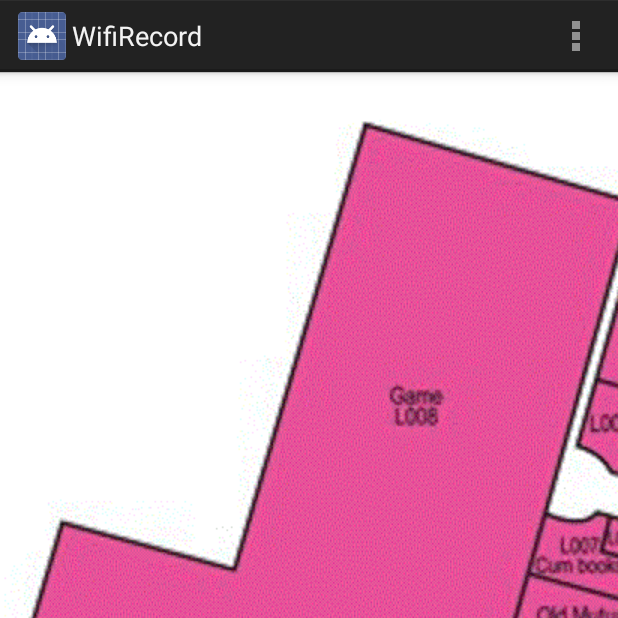
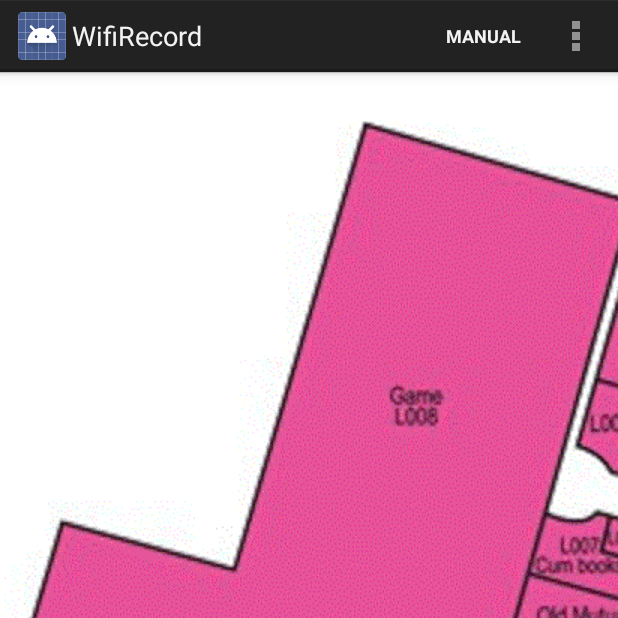
Before and after one commit to JamesLTaylor/WifiRecord, an Android app: the screen it shows after launch (RecordActivity), on a phone screen of 412 x 824 dp, the top half of it. Run offline under Robolectric (Android 15) with nearby library versions, the phone set to English and light mode, and no system bars.

Commit message:
About to clean up.  Saving working version.

```diff
--- a/app/src/main/java/com/cogn/wifirecord/ScrollImageView.java
+++ b/app/src/main/java/com/cogn/wifirecord/ScrollImageView.java
@@ -41,6 +41,8 @@ public class ScrollImageView extends View {
     public List<Float> circleY = new ArrayList<Float>();
     public Float latestCircleX = null;
     public Float latestCircleY = null;
+
+    public String scanProgress = null;
 
 
     int mDisplayWidth;
@@ -111,7 +113,6 @@ public class ScrollImageView extends View {
         this.mPadding = padding;
     }
 
-
     @Override
     protected void onDraw(Canvas canvas) {
         if (mImage == null) {
@@ -140,6 +141,11 @@ public class ScrollImageView extends View {
         while (xIter.hasNext() && yIter.hasNext()){
             canvas.drawCircle(xIter.next()+mTotalX, yIter.next()+mTotalY, 10, circlePaint);
         }
+        Paint textPaint = new Paint();
+        paint.setColor(Color.BLACK);
+        if (scanProgress!=null) {
+            canvas.drawText(scanProgress, mCurrentX, mCurrentY, textPaint);
+        }
 
     }
 }
--- a/app/src/main/java/com/cogn/wifirecord/WifiStrengthRecorder.java
+++ b/app/src/main/java/com/cogn/wifirecord/WifiStrengthRecorder.java
@@ -35,10 +35,12 @@ public class WifiStrengthRecorder {
     private int N;
     private long startTimeMillis;
     private long scanBase = 0;
+    private RecordActivity callingActivity;
 
 
-    public WifiStrengthRecorder(String location, WifiManager wifiManager, Context context)
+    public WifiStrengthRecorder(String location, WifiManager wifiManager, Context context, RecordActivity recordActivity)
     {
+        callingActivity = recordActivity;
         this.wifiManager = wifiManager;
         macLookup = new MacLookup(location);
         File folder = new File(Environment.getExternalStorageDirectory(), "WifiRecord");
@@ -67,6 +69,24 @@ public class WifiStrengthRecorder {
         }
     }
 
+    private void UpdateProgressOnUIThread(final String newText)
+    {
+        callingActivity.runOnUiThread(new Runnable() {
+            @Override
+            public void run() {
+                callingActivity.UpdateScanProgress(newText);
+            }
+        });
+    }
+
+    /**
+     * Make a set of recordings and push the counter up to the UI thread.
+     * @param x
+     * @param y
+     * @param level
+     * @param N
+     * @param delay
+     */
     public void MakeRecording(float x, float y, int level, int N, int delay) {
         Calendar c = Calendar.getInstance();
         SimpleDateFormat df = new SimpleDateFormat("yyyy-MM-dd HH:mm:ss");
@@ -84,6 +104,7 @@ public class WifiStrengthRecorder {
             ArrayList<Integer> oldScanned = null;
             List<ScanResult> scanned;
             while (counter<N){
+                UpdateProgressOnUIThread("" + counter + " of " + N);
                 scanned = wifiManager.getScanResults();
                 if (HaveChanged(oldScanned, scanned)) {
                     offset = Calendar.getInstance().getTimeInMillis() - startTimeMillis;
--- a/app/src/main/res/menu/record.xml
+++ b/app/src/main/res/menu/record.xml
@@ -10,12 +10,16 @@
         android:title="Select Level"
         android:showAsAction="never" />
 
+    <item android:id="@+id/menu_manual_record"
+        android:title="Manual"
+        android:showAsAction="ifRoom" />
+
     <item android:id="@+id/menu_show_existing"
-        android:titleCondensed="Show Existing"
-        android:title="Show Existing Points"
-        android:icon="@android:drawable/ic_menu_preferences"
-        android:checkable="true"
-        android:checked="true"/>
+    android:titleCondensed="Show Existing"
+    android:title="Show Existing Points"
+    android:icon="@android:drawable/ic_menu_preferences"
+    android:checkable="true"
+    android:checked="true"/>
 
     <item android:id="@+id/action_settings"
         android:title="@string/action_settings"
--- /dev/null
+++ b/app/src/main/res/values/colors.xml
@@ -0,0 +1,5 @@
+<resources>
+
+    <color name="black_overlay">#66000000</color>
+
+</resources>
--- a/app/src/main/res/values/strings.xml
+++ b/app/src/main/res/values/strings.xml
@@ -7,4 +7,8 @@
     <string name="title_activity_select_location">SelectLocationActivity</string>
     <string name="hello_blank_fragment">Hello blank fragment</string>
 
+    <string name="title_activity_manual_record">ManualRecordActivity</string>
+    <string name="dummy_button">Dummy Button</string>
+    <string name="dummy_content">DUMMY\nCONTENT</string>
+
 </resources>
```
Also changed, not shown: app/src/main/AndroidManifest.xml (+4 -3 lines), app/src/main/java/com/cogn/wifirecord/RecordActivity.java (+23 -14 lines), app/src/main/res/values/attrs.xml (added, +12 -0 lines), app/src/main/res/values/styles.xml (+12 -0 lines).
